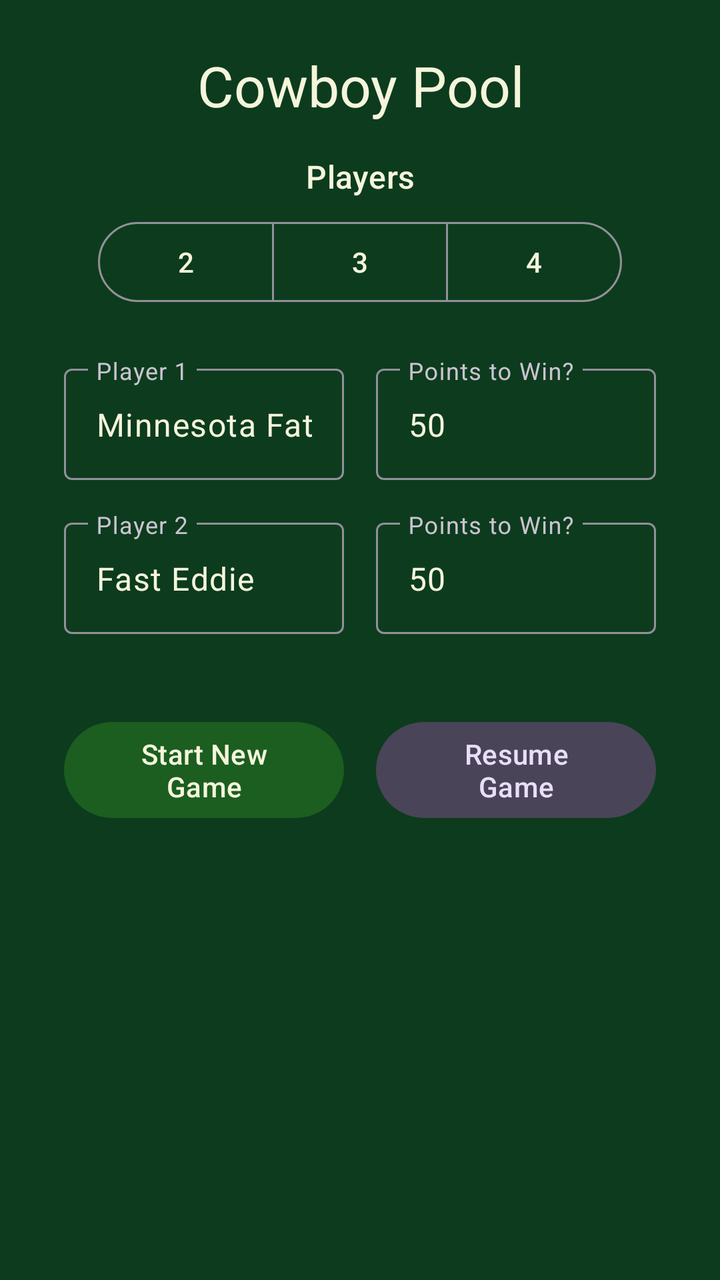
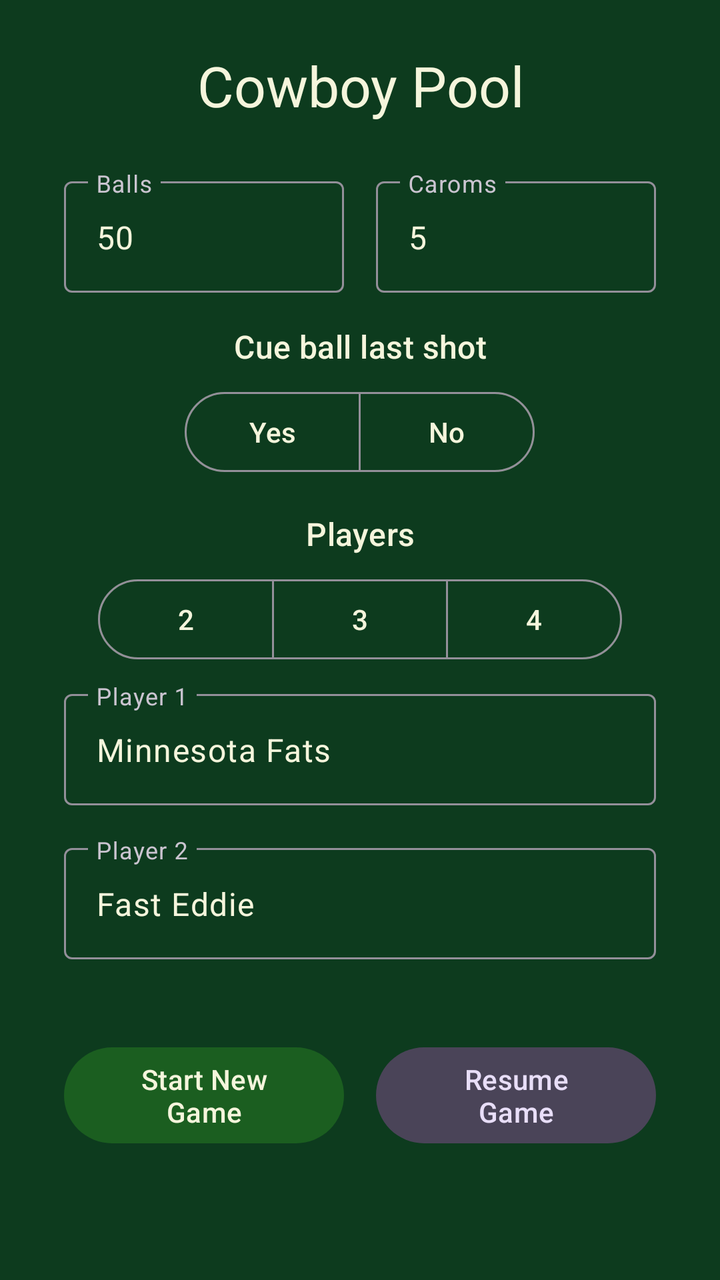

An Android layout rendered at two revisions. The XML below is the earlier revision; the diff shows what the commit changed to produce the second picture.
<!-- AndroidManifest.xml: application theme Theme.PoolScorekeeper -->
<!-- res/layout/activity_cowboy_pool_start.xml -->
<?xml version="1.0" encoding="utf-8"?>
<ScrollView xmlns:android="http://schemas.android.com/apk/res/android"
    xmlns:app="http://schemas.android.com/apk/res-auto"
    android:layout_width="match_parent"
    android:layout_height="match_parent"
    android:background="@color/felt_dark"
    android:fillViewport="true">

    <LinearLayout
        android:layout_width="match_parent"
        android:layout_height="wrap_content"
        android:orientation="vertical"
        android:padding="24dp">

        <TextView
            android:layout_width="match_parent"
            android:layout_height="wrap_content"
            android:gravity="center"
            android:text="@string/title_activity_cowboy_pool_start"
            android:textAppearance="@style/TextAppearance.Material3.HeadlineMedium"
            android:textColor="@color/ivory" />

        <TextView
            android:layout_width="match_parent"
            android:layout_height="wrap_content"
            android:layout_marginTop="16dp"
            android:gravity="center"
            android:text="@string/cowboy_players"
            android:textAppearance="@style/TextAppearance.Material3.TitleMedium"
            android:textColor="@color/ivory" />

        <com.google.android.material.button.MaterialButtonToggleGroup
            android:id="@+id/playerCountGroup"
            android:layout_width="wrap_content"
            android:layout_height="wrap_content"
            android:layout_gravity="center_horizontal"
            android:layout_marginTop="8dp"
            app:selectionRequired="true"
            app:singleSelection="true">

            <com.google.android.material.button.MaterialButton
                android:id="@+id/players2"
                style="@style/Widget.Material3.Button.OutlinedButton"
                android:layout_width="wrap_content"
                android:layout_height="wrap_content"
                android:text="2" />

            <com.google.android.material.button.MaterialButton
                android:id="@+id/players3"
                style="@style/Widget.Material3.Button.OutlinedButton"
                android:layout_width="wrap_content"
                android:layout_height="wrap_content"
                android:text="3" />

            <com.google.android.material.button.MaterialButton
                android:id="@+id/players4"
                style="@style/Widget.Material3.Button.OutlinedButton"
                android:layout_width="wrap_content"
                android:layout_height="wrap_content"
                android:text="4" />
        </com.google.android.material.button.MaterialButtonToggleGroup>

        <LinearLayout
            android:id="@+id/player1Row"
            android:layout_width="match_parent"
            android:layout_height="wrap_content"
            android:layout_marginTop="16dp"
            android:orientation="horizontal">

            <com.google.android.material.textfield.TextInputLayout
                android:layout_width="0dp"
                android:layout_height="wrap_content"
                android:layout_margin="8dp"
                android:layout_weight="1"
                android:hint="@string/player1">

                <com.google.android.material.textfield.TextInputEditText
                    android:id="@+id/player1Name"
                    android:layout_width="match_parent"
                    android:layout_height="wrap_content"
                    android:inputType="textCapWords"
                    android:selectAllOnFocus="true"
                    android:text="@string/default_player1Name" />
            </com.google.android.material.textfield.TextInputLayout>

            <com.google.android.material.textfield.TextInputLayout
                android:layout_width="0dp"
                android:layout_height="wrap_content"
                android:layout_margin="8dp"
                android:layout_weight="1"
                android:hint="@string/points_to_win">

                <com.google.android.material.textfield.TextInputEditText
                    android:id="@+id/player1PointsToWin"
                    android:layout_width="match_parent"
                    android:layout_height="wrap_content"
                    android:inputType="number"
                    android:selectAllOnFocus="true"
                    android:text="@string/cowboy_default_points_to_win" />
            </com.google.android.material.textfield.TextInputLayout>
        </LinearLayout>

        <LinearLayout
            android:id="@+id/player2Row"
            android:layout_width="match_parent"
            android:layout_height="wrap_content"
            android:orientation="horizontal">

            <com.google.android.material.textfield.TextInputLayout
                android:layout_width="0dp"
                android:layout_height="wrap_content"
                android:layout_margin="8dp"
                android:layout_weight="1"
                android:hint="@string/player2">

                <com.google.android.material.textfield.TextInputEditText
                    android:id="@+id/player2Name"
                    android:layout_width="match_parent"
                    android:layout_height="wrap_content"
                    android:inputType="textCapWords"
                    android:selectAllOnFocus="true"
                    android:text="@string/default_player2Name" />
            </com.google.android.material.textfield.TextInputLayout>

            <com.google.android.material.textfield.TextInputLayout
                android:layout_width="0dp"
                android:layout_height="wrap_content"
                android:layout_margin="8dp"
                android:layout_weight="1"
                android:hint="@string/points_to_win">

                <com.google.android.material.textfield.TextInputEditText
                    android:id="@+id/player2PointsToWin"
                    android:layout_width="match_parent"
                    android:layout_height="wrap_content"
                    android:inputType="number"
                    android:selectAllOnFocus="true"
                    android:text="@string/cowboy_default_points_to_win" />
            </com.google.android.material.textfield.TextInputLayout>
        </LinearLayout>

        <LinearLayout
            android:id="@+id/player3Row"
            android:layout_width="match_parent"
            android:layout_height="wrap_content"
            android:orientation="horizontal"
            android:visibility="gone">

            <com.google.android.material.textfield.TextInputLayout
                android:layout_width="0dp"
                android:layout_height="wrap_content"
                android:layout_margin="8dp"
                android:layout_weight="1"
                android:hint="@string/player3">

                <com.google.android.material.textfield.TextInputEditText
                    android:id="@+id/player3Name"
                    android:layout_width="match_parent"
                    android:layout_height="wrap_content"
                    android:inputType="textCapWords"
                    android:selectAllOnFocus="true"
                    android:text="@string/default_player3Name" />
            </com.google.android.material.textfield.TextInputLayout>

            <com.google.android.material.textfield.TextInputLayout
                android:layout_width="0dp"
                android:layout_height="wrap_content"
                android:layout_margin="8dp"
                android:layout_weight="1"
                android:hint="@string/points_to_win">

                <com.google.android.material.textfield.TextInputEditText
                    android:id="@+id/player3PointsToWin"
                    android:layout_width="match_parent"
                    android:layout_height="wrap_content"
                    android:inputType="number"
                    android:selectAllOnFocus="true"
                    android:text="@string/cowboy_default_points_to_win" />
            </com.google.android.material.textfield.TextInputLayout>
        </LinearLayout>

        <LinearLayout
            android:id="@+id/player4Row"
            android:layout_width="match_parent"
            android:layout_height="wrap_content"
            android:orientation="horizontal"
            android:visibility="gone">

            <com.google.android.material.textfield.TextInputLayout
                android:layout_width="0dp"
                android:layout_height="wrap_content"
                android:layout_margin="8dp"
                android:layout_weight="1"
                android:hint="@string/player4">

                <com.google.android.material.textfield.TextInputEditText
                    android:id="@+id/player4Name"
                    android:layout_width="match_parent"
                    android:layout_height="wrap_content"
                    android:inputType="textCapWords"
                    android:selectAllOnFocus="true"
                    android:text="@string/default_player4Name" />
            </com.google.android.material.textfield.TextInputLayout>

            <com.google.android.material.textfield.TextInputLayout
                android:layout_width="0dp"
                android:layout_height="wrap_content"
                android:layout_margin="8dp"
                android:layout_weight="1"
                android:hint="@string/points_to_win">

                <com.google.android.material.textfield.TextInputEditText
                    android:id="@+id/player4PointsToWin"
                    android:layout_width="match_parent"
                    android:layout_height="wrap_content"
                    android:inputType="number"
                    android:selectAllOnFocus="true"
                    android:text="@string/cowboy_default_points_to_win" />
            </com.google.android.material.textfield.TextInputLayout>
        </LinearLayout>

        <LinearLayout
            android:layout_width="match_parent"
            android:layout_height="wrap_content"
            android:layout_marginTop="24dp"
            android:orientation="horizontal">

            <com.google.android.material.button.MaterialButton
                android:id="@+id/playCowboyButton"
                android:layout_width="0dp"
                android:layout_height="wrap_content"
                android:layout_margin="8dp"
                android:layout_weight="1"
                android:minHeight="56dp"
                android:onClick="startCowboy"
                android:text="@string/play_new_game" />

            <com.google.android.material.button.MaterialButton
                android:id="@+id/resumeCowboyButton"
                style="@style/Widget.Material3.Button.TonalButton"
                android:layout_width="0dp"
                android:layout_height="wrap_content"
                android:layout_margin="8dp"
                android:layout_weight="1"
                android:minHeight="56dp"
                android:onClick="resumeCowboy"
                android:text="@string/resume_game" />
        </LinearLayout>
    </LinearLayout>
</ScrollView>
<!-- resources referenced by this layout -->
<resources>
  <color name="felt_dark">#0D3B1E</color>
  <color name="ivory">#F5F5DC</color>
  <string name="cowboy_default_points_to_win">50</string>
  <string name="cowboy_players">Players</string>
  <string name="default_player1Name">Minnesota Fats</string>
  <string name="default_player2Name">Fast Eddie</string>
  <string name="default_player3Name">Player 3</string>
  <string name="default_player4Name">Player 4</string>
  <string name="play_new_game">Start New Game</string>
  <string name="player1">Player 1</string>
  <string name="player2">Player 2</string>
  <string name="player3">Player 3</string>
  <string name="player4">Player 4</string>
  <string name="points_to_win">Points to Win?</string>
  <string name="resume_game">Resume Game</string>
  <string name="title_activity_cowboy_pool_start">Cowboy Pool</string>
  <style name="Theme.PoolScorekeeper" parent="Theme.Material3.Dark.NoActionBar">
          <item name="colorPrimary">@color/felt_green</item>
          <item name="colorOnPrimary">@color/ivory</item>
          <item name="colorSecondary">@color/active_player</item>
          <item name="colorOnSecondary">@color/felt_dark</item>
          <item name="android:statusBarColor">@android:color/transparent</item>
          <item name="android:navigationBarColor">@android:color/transparent</item>
          <item name="android:windowBackground">@color/felt_dark</item>
          <item name="android:windowFullscreen">true</item>
          <item name="colorSurface">@color/felt_green</item>
          <item name="colorOnSurface">@color/ivory</item>
          <item name="android:textColor">@color/ivory</item>
      </style>
  <color name="felt_green">#1B5E20</color>
  <color name="active_player">#FFC107</color>
</resources>

<!-- the commit's change to res/layout/activity_cowboy_pool_start.xml (unified diff, before → after) -->
@@ -20,48 +20,7 @@
             android:textAppearance="@style/TextAppearance.Material3.HeadlineMedium"
             android:textColor="@color/ivory" />
 
-        <TextView
-            android:layout_width="match_parent"
-            android:layout_height="wrap_content"
-            android:layout_marginTop="16dp"
-            android:gravity="center"
-            android:text="@string/cowboy_players"
-            android:textAppearance="@style/TextAppearance.Material3.TitleMedium"
-            android:textColor="@color/ivory" />
-
-        <com.google.android.material.button.MaterialButtonToggleGroup
-            android:id="@+id/playerCountGroup"
-            android:layout_width="wrap_content"
-            android:layout_height="wrap_content"
-            android:layout_gravity="center_horizontal"
-            android:layout_marginTop="8dp"
-            app:selectionRequired="true"
-            app:singleSelection="true">
-
-            <com.google.android.material.button.MaterialButton
-                android:id="@+id/players2"
-                style="@style/Widget.Material3.Button.OutlinedButton"
-                android:layout_width="wrap_content"
-                android:layout_height="wrap_content"
-                android:text="2" />
-
-            <com.google.android.material.button.MaterialButton
-                android:id="@+id/players3"
-                style="@style/Widget.Material3.Button.OutlinedButton"
-                android:layout_width="wrap_content"
-                android:layout_height="wrap_content"
-                android:text="3" />
-
-            <com.google.android.material.button.MaterialButton
-                android:id="@+id/players4"
-                style="@style/Widget.Material3.Button.OutlinedButton"
-                android:layout_width="wrap_content"
-                android:layout_height="wrap_content"
-                android:text="4" />
-        </com.google.android.material.button.MaterialButtonToggleGroup>
-
         <LinearLayout
-            android:id="@+id/player1Row"
             android:layout_width="match_parent"
             android:layout_height="wrap_content"
             android:layout_marginTop="16dp"
@@ -72,152 +31,172 @@
                 android:layout_height="wrap_content"
                 android:layout_margin="8dp"
                 android:layout_weight="1"
-                android:hint="@string/player1">
+                android:hint="@string/cowboy_balls">
 
                 <com.google.android.material.textfield.TextInputEditText
-                    android:id="@+id/player1Name"
-                    android:layout_width="match_parent"
-                    android:layout_height="wrap_content"
-                    android:inputType="textCapWords"
-                    android:selectAllOnFocus="true"
-                    android:text="@string/default_player1Name" />
-            </com.google.android.material.textfield.TextInputLayout>
-
-            <com.google.android.material.textfield.TextInputLayout
-                android:layout_width="0dp"
-                android:layout_height="wrap_content"
-                android:layout_margin="8dp"
-                android:layout_weight="1"
-                android:hint="@string/points_to_win">
-
-                <com.google.android.material.textfield.TextInputEditText
-                    android:id="@+id/player1PointsToWin"
+                    android:id="@+id/cowboyBallCount"
                     android:layout_width="match_parent"
                     android:layout_height="wrap_content"
                     android:inputType="number"
                     android:selectAllOnFocus="true"
                     android:text="@string/cowboy_default_points_to_win" />
             </com.google.android.material.textfield.TextInputLayout>
-        </LinearLayout>
-
-        <LinearLayout
-            android:id="@+id/player2Row"
-            android:layout_width="match_parent"
-            android:layout_height="wrap_content"
-            android:orientation="horizontal">
 
             <com.google.android.material.textfield.TextInputLayout
                 android:layout_width="0dp"
                 android:layout_height="wrap_content"
                 android:layout_margin="8dp"
                 android:layout_weight="1"
-                android:hint="@string/player2">
+                android:hint="@string/cowboy_caroms_count">
 
                 <com.google.android.material.textfield.TextInputEditText
-                    android:id="@+id/player2Name"
-                    android:layout_width="match_parent"
-                    android:layout_height="wrap_content"
-                    android:inputType="textCapWords"
-                    android:selectAllOnFocus="true"
-                    android:text="@string/default_player2Name" />
-            </com.google.android.material.textfield.TextInputLayout>
-
-            <com.google.android.material.textfield.TextInputLayout
-                android:layout_width="0dp"
-                android:layout_height="wrap_content"
-                android:layout_margin="8dp"
-                android:layout_weight="1"
-                android:hint="@string/points_to_win">
-
-                <com.google.android.material.textfield.TextInputEditText
-                    android:id="@+id/player2PointsToWin"
+                    android:id="@+id/cowboyCaromCount"
                     android:layout_width="match_parent"
                     android:layout_height="wrap_content"
                     android:inputType="number"
                     android:selectAllOnFocus="true"
-                    android:text="@string/cowboy_default_points_to_win" />
+                    android:text="@string/cowboy_default_caroms" />
             </com.google.android.material.textfield.TextInputLayout>
         </LinearLayout>
 
-        <LinearLayout
+        <TextView
+            android:layout_width="match_parent"
+            android:layout_height="wrap_content"
+            android:layout_marginTop="8dp"
+            android:gravity="center"
+            android:text="@string/cowboy_last_shot"
+            android:textAppearance="@style/TextAppearance.Material3.TitleMedium"
+            android:textColor="@color/ivory" />
+
+        <com.google.android.material.button.MaterialButtonToggleGroup
+            android:id="@+id/lastShotGroup"
+            android:layout_width="wrap_content"
+            android:layout_height="wrap_content"
+            android:layout_gravity="center_horizontal"
+            android:layout_marginTop="8dp"
+            app:selectionRequired="true"
+            app:singleSelection="true">
+
+            <com.google.android.material.button.MaterialButton
+                android:id="@+id/lastShotYes"
+                style="@style/Widget.Material3.Button.OutlinedButton"
+                android:layout_width="wrap_content"
+                android:layout_height="wrap_content"
+                android:text="@string/cowboy_yes" />
+
+            <com.google.android.material.button.MaterialButton
+                android:id="@+id/lastShotNo"
+                style="@style/Widget.Material3.Button.OutlinedButton"
+                android:layout_width="wrap_content"
+                android:layout_height="wrap_content"
+                android:text="@string/cowboy_no" />
+        </com.google.android.material.button.MaterialButtonToggleGroup>
+
+        <TextView
+            android:layout_width="match_parent"
+            android:layout_height="wrap_content"
+            android:layout_marginTop="16dp"
+            android:gravity="center"
+            android:text="@string/cowboy_players"
+            android:textAppearance="@style/TextAppearance.Material3.TitleMedium"
+            android:textColor="@color/ivory" />
+
+        <com.google.android.material.button.MaterialButtonToggleGroup
+            android:id="@+id/playerCountGroup"
+            android:layout_width="wrap_content"
+            android:layout_height="wrap_content"
+            android:layout_gravity="center_horizontal"
+            android:layout_marginTop="8dp"
+            app:selectionRequired="true"
+            app:singleSelection="true">
+
+            <com.google.android.material.button.MaterialButton
+                android:id="@+id/players2"
+                style="@style/Widget.Material3.Button.OutlinedButton"
+                android:layout_width="wrap_content"
+                android:layout_height="wrap_content"
+                android:text="2" />
+
+            <com.google.android.material.button.MaterialButton
+                android:id="@+id/players3"
+                style="@style/Widget.Material3.Button.OutlinedButton"
+                android:layout_width="wrap_content"
+                android:layout_height="wrap_content"
+                android:text="3" />
+
+            <com.google.android.material.button.MaterialButton
+                android:id="@+id/players4"
+                style="@style/Widget.Material3.Button.OutlinedButton"
+                android:layout_width="wrap_content"
+                android:layout_height="wrap_content"
+                android:text="4" />
+        </com.google.android.material.button.MaterialButtonToggleGroup>
+
+        <com.google.android.material.textfield.TextInputLayout
+            android:id="@+id/player1Row"
+            android:layout_width="match_parent"
+            android:layout_height="wrap_content"
+            android:layout_margin="8dp"
+            android:hint="@string/player1">
+
+            <com.google.android.material.textfield.TextInputEditText
+                android:id="@+id/player1Name"
+                android:layout_width="match_parent"
+                android:layout_height="wrap_content"
+                android:inputType="textCapWords"
+                android:selectAllOnFocus="true"
+                android:text="@string/default_player1Name" />
+        </com.google.android.material.textfield.TextInputLayout>
+
+        <com.google.android.material.textfield.TextInputLayout
+            android:id="@+id/player2Row"
+            android:layout_width="match_parent"
+            android:layout_height="wrap_content"
+            android:layout_margin="8dp"
+            android:hint="@string/player2">
+
+            <com.google.android.material.textfield.TextInputEditText
+                android:id="@+id/player2Name"
+                android:layout_width="match_parent"
+                android:layout_height="wrap_content"
+                android:inputType="textCapWords"
+                android:selectAllOnFocus="true"
+                android:text="@string/default_player2Name" />
+        </com.google.android.material.textfield.TextInputLayout>
+
+        <com.google.android.material.textfield.TextInputLayout
             android:id="@+id/player3Row"
             android:layout_width="match_parent"
             android:layout_height="wrap_content"
-            android:orientation="horizontal"
+            android:layout_margin="8dp"
+            android:hint="@string/player3"
             android:visibility="gone">
 
-            <com.google.android.material.textfield.TextInputLayout
-                android:layout_width="0dp"
-                android:layout_height="wrap_content"
-                android:layout_margin="8dp"
-                android:layout_weight="1"
-                android:hint="@string/player3">
-
-                <com.google.android.material.textfield.TextInputEditText
-                    android:id="@+id/player3Name"
-                    android:layout_width="match_parent"
-                    android:layout_height="wrap_content"
-                    android:inputType="textCapWords"
-                    android:selectAllOnFocus="true"
-                    android:text="@string/default_player3Name" />
-            </com.google.android.material.textfield.TextInputLayout>
-
-            <com.google.android.material.textfield.TextInputLayout
-                android:layout_width="0dp"
-                android:layout_height="wrap_content"
-                android:layout_margin="8dp"
-                android:layout_weight="1"
-                android:hint="@string/points_to_win">
-
-                <com.google.android.material.textfield.TextInputEditText
-                    android:id="@+id/player3PointsToWin"
-                    android:layout_width="match_parent"
-                    android:layout_height="wrap_content"
-                    android:inputType="number"
-                    android:selectAllOnFocus="true"
-                    android:text="@string/cowboy_default_points_to_win" />
-            </com.google.android.material.textfield.TextInputLayout>
-        </LinearLayout>
-
-        <LinearLayout
+            <com.google.android.material.textfield.TextInputEditText
+                android:id="@+id/player3Name"
+                android:layout_width="match_parent"
+                android:layout_height="wrap_content"
+                android:inputType="textCapWords"
+                android:selectAllOnFocus="true"
+                android:text="@string/default_player3Name" />
+        </com.google.android.material.textfield.TextInputLayout>
+
+        <com.google.android.material.textfield.TextInputLayout
             android:id="@+id/player4Row"
             android:layout_width="match_parent"
             android:layout_height="wrap_content"
-            android:orientation="horizontal"
+            android:layout_margin="8dp"
+            android:hint="@string/player4"
             android:visibility="gone">
 
-            <com.google.android.material.textfield.TextInputLayout
-                android:layout_width="0dp"
-                android:layout_height="wrap_content"
-                android:layout_margin="8dp"
-                android:layout_weight="1"
-                android:hint="@string/player4">
-
-                <com.google.android.material.textfield.TextInputEditText
-                    android:id="@+id/player4Name"
-                    android:layout_width="match_parent"
-                    android:layout_height="wrap_content"
-                    android:inputType="textCapWords"
-                    android:selectAllOnFocus="true"
-                    android:text="@string/default_player4Name" />
-            </com.google.android.material.textfield.TextInputLayout>
-
-            <com.google.android.material.textfield.TextInputLayout
-                android:layout_width="0dp"
-                android:layout_height="wrap_content"
-                android:layout_margin="8dp"
-                android:layout_weight="1"
-                android:hint="@string/points_to_win">
-
-                <com.google.android.material.textfield.TextInputEditText
-                    android:id="@+id/player4PointsToWin"
-                    android:layout_width="match_parent"
-                    android:layout_height="wrap_content"
-                    android:inputType="number"
-                    android:selectAllOnFocus="true"
-                    android:text="@string/cowboy_default_points_to_win" />
-            </com.google.android.material.textfield.TextInputLayout>
-        </LinearLayout>
+            <com.google.android.material.textfield.TextInputEditText
+                android:id="@+id/player4Name"
+                android:layout_width="match_parent"
+                android:layout_height="wrap_content"
+                android:inputType="textCapWords"
+                android:selectAllOnFocus="true"
+                android:text="@string/default_player4Name" />
+        </com.google.android.material.textfield.TextInputLayout>
 
         <LinearLayout
             android:layout_width="match_parent"
<!-- resource entries referenced after the edit -->
@@ -2,8 +2,14 @@
 <resources>
   <color name="felt_dark">#0D3B1E</color>
   <color name="ivory">#F5F5DC</color>
+  <string name="cowboy_balls">Balls</string>
+  <string name="cowboy_caroms_count">Caroms</string>
+  <string name="cowboy_default_caroms">5</string>
   <string name="cowboy_default_points_to_win">50</string>
+  <string name="cowboy_last_shot">Cue ball last shot</string>
+  <string name="cowboy_no">No</string>
   <string name="cowboy_players">Players</string>
+  <string name="cowboy_yes">Yes</string>
   <string name="default_player1Name">Minnesota Fats</string>
   <string name="default_player2Name">Fast Eddie</string>
   <string name="default_player3Name">Player 3</string>
@@ -13,7 +19,6 @@
   <string name="player2">Player 2</string>
   <string name="player3">Player 3</string>
   <string name="player4">Player 4</string>
-  <string name="points_to_win">Points to Win?</string>
   <string name="resume_game">Resume Game</string>
   <string name="title_activity_cowboy_pool_start">Cowboy Pool</string>
   <style name="Theme.PoolScorekeeper" parent="Theme.Material3.Dark.NoActionBar">
